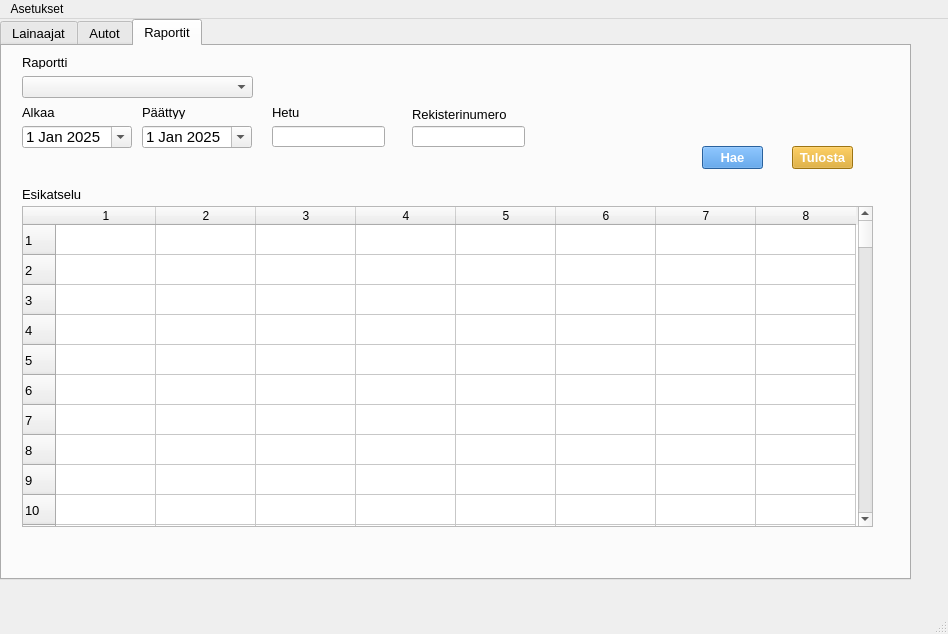
katalav/Autolainaus_hallinta, file administrative.ui: the form before one commit.
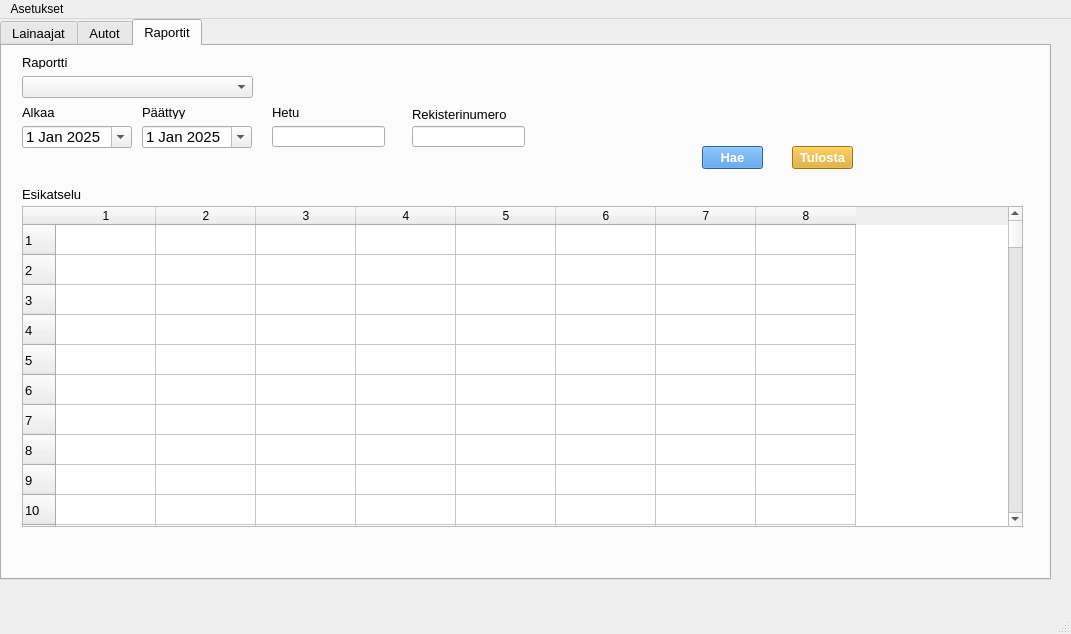
The form after the commit. The open tabs and pages were chosen to show the change. Icons and pictures are not drawn.

Patch:
```diff
--- a/administrative.ui
+++ b/administrative.ui
@@ -6,7 +6,7 @@
    <rect>
     <x>0</x>
     <y>0</y>
-    <width>948</width>
+    <width>1071</width>
     <height>634</height>
    </rect>
   </property>
@@ -22,7 +22,7 @@
      <rect>
       <x>0</x>
       <y>0</y>
-      <width>911</width>
+      <width>1051</width>
       <height>561</height>
      </rect>
     </property>
@@ -901,7 +901,7 @@
        <rect>
         <x>20</x>
         <y>160</y>
-        <width>851</width>
+        <width>1001</width>
         <height>321</height>
        </rect>
       </property>
@@ -11026,7 +11026,7 @@
     <rect>
      <x>0</x>
      <y>0</y>
-     <width>948</width>
+     <width>1071</width>
      <height>33</height>
     </rect>
    </property>
```
Left out of the diff: 2 changed lines with no effect on the pictures.
